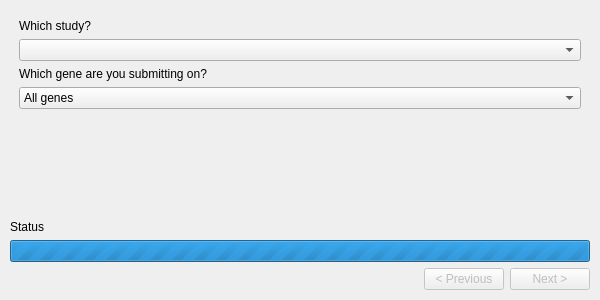
Above: mainwindow.ui from eilbecklab/phenotipsbot before the change. Below: the same form after it.
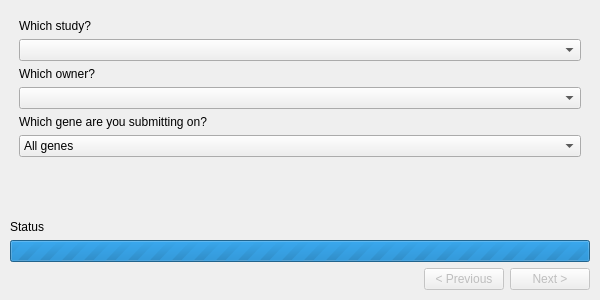
That is the form after the change. The open tabs and pages were chosen to show the change.

Commit message: Prompt for owner when importing and exporting

```diff
--- a/mainwindow.ui
+++ b/mainwindow.ui
@@ -155,6 +155,16 @@
         <item>
          <widget class="QComboBox" name="studySelector"/>
         </item>
+        <item>
+         <widget class="QLabel" name="ownerLabel">
+          <property name="text">
+           <string>Which owner?</string>
+          </property>
+         </widget>
+        </item>
+        <item>
+         <widget class="QComboBox" name="ownerSelector"/>
+        </item>
         <item>
          <widget class="QLabel" name="geneLabel">
           <property name="text">
```
The commit also changes 5 other files.
